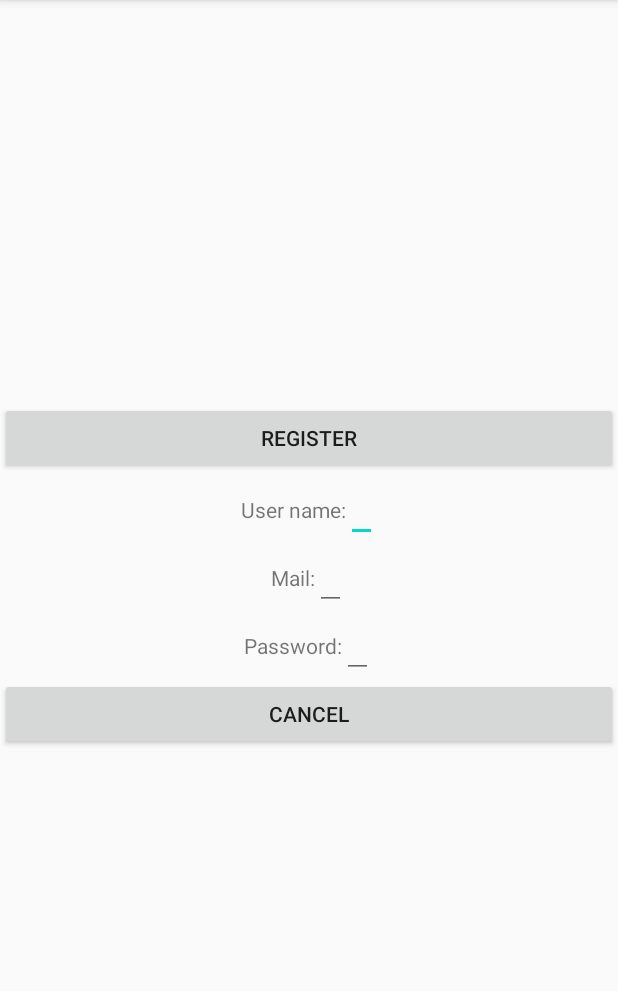
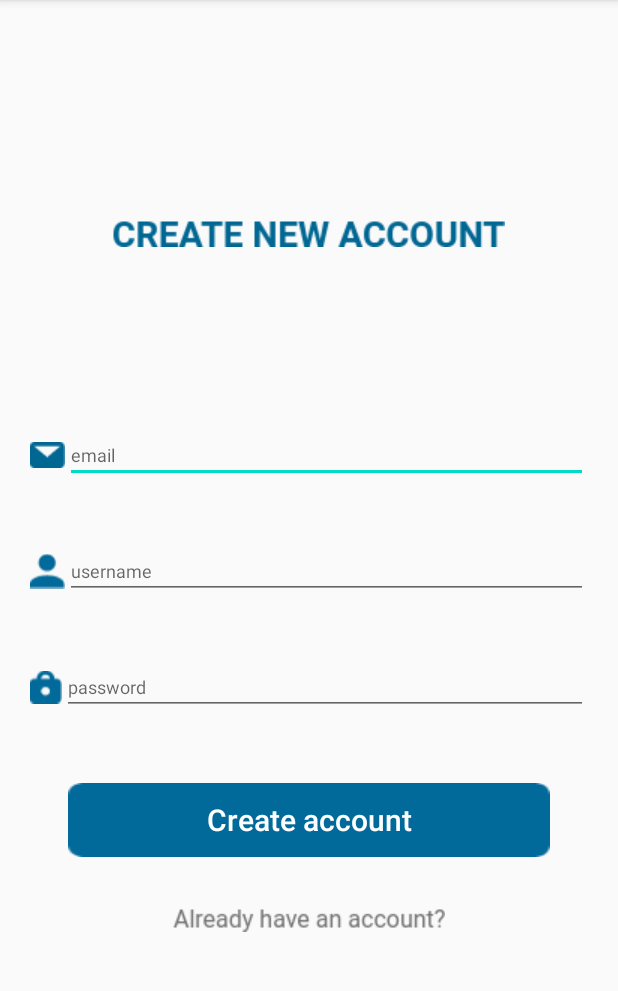
Before and after one commit to TitRadu/Trivia, an Android app: the RegisterActivity screen opened directly, with no data from a screen before it, on a phone screen of 412 x 824 dp, the part 84-1075 px from its top. Run offline under Robolectric (Android 15) with nearby library versions, the phone set to English and light mode, and no system bars; our stand-ins replace Firebase (no records; nobody signed in at launch, a user with empty details on screens opened directly).

Commit message:
design register_activity

```diff
--- a/app/src/main/java/com/example/triviaapp/RegisterActivity.java
+++ b/app/src/main/java/com/example/triviaapp/RegisterActivity.java
@@ -6,6 +6,7 @@ import androidx.appcompat.app.AppCompatActivity;
 import android.os.Bundle;
 import android.view.View;
 import android.widget.EditText;
+import android.widget.ImageView;
 import android.widget.Toast;
 
 import com.example.triviaapp.rank.Rank;
@@ -21,6 +22,7 @@ public class RegisterActivity extends AppCompatActivity {
     private FirebaseHelper firebaseHelper;
 
     private EditText userNameInput, emailInput, passwordInput;
+    private ImageView hasAnAccount;
 
 
     @Override
@@ -28,6 +30,7 @@ public class RegisterActivity extends AppCompatActivity {
         super.onCreate(savedInstanceState);
         setContentView(R.layout.activity_register);
         initializeViews();
+        listener();
 
     }
 
@@ -35,9 +38,14 @@ public class RegisterActivity extends AppCompatActivity {
         userNameInput = findViewById(R.id.userNameRegInput);
         emailInput = findViewById(R.id.emailRegInput);
         passwordInput = findViewById(R.id.passwordRegInput);
+        hasAnAccount = findViewById(R.id.im_already_have_an_account);
         firebaseAuth = FirebaseAuth.getInstance();
         firebaseHelper = FirebaseHelper.getInstance();
 
+    }
+
+    private void listener(){
+        hasAnAccount.setOnClickListener(v -> finishAndRemoveTask());
     }
 
     private boolean inputCheck(String userName, String email, String password){
--- a/app/src/main/res/layout/activity_register.xml
+++ b/app/src/main/res/layout/activity_register.xml
@@ -7,69 +7,92 @@
     android:gravity="center"
     android:orientation="vertical"
     tools:context=".RegisterActivity">
+    <ImageView
+        android:layout_width="262dp"
+        android:layout_height="wrap_content"
+        android:src="@drawable/ic_create_new_accout"
+        android:layout_marginBottom="100dp"/>
 
-    <Button
+    <LinearLayout
         android:layout_width="match_parent"
         android:layout_height="wrap_content"
-        android:text="Register"
-        android:onClick="createAccount"/>
-
-    <LinearLayout
-        android:layout_width="wrap_content"
-        android:layout_height="wrap_content"
+        android:layout_margin="20dp"
         android:orientation="horizontal">
-        <TextView
+        <ImageView
             android:layout_width="wrap_content"
-            android:layout_height="wrap_content"
-            android:text="User name:"
-            />
+            android:layout_height="match_parent"
+            android:src="@drawable/ic_email"/>
 
         <EditText
-            android:id="@+id/userNameRegInput"
-            android:layout_width="wrap_content"
-            android:layout_height="wrap_content" />
+            android:id="@+id/emailRegInput"
+            android:layout_width="match_parent"
+            android:layout_height="wrap_content"
+            android:hint="email"
+            android:textColor="#7A7A7A"
+            android:textSize="12sp" />
 
     </LinearLayout>
 
     <LinearLayout
-        android:layout_width="wrap_content"
+        android:layout_width="match_parent"
         android:layout_height="wrap_content"
+        android:layout_margin="20dp"
         android:orientation="horizontal">
-        <TextView
+        <ImageView
             android:layout_width="wrap_content"
-            android:layout_height="wrap_content"
-            android:text="Mail:" />
+            android:layout_height="match_parent"
+            android:src="@drawable/ic_username"/>
 
         <EditText
-            android:id="@+id/emailRegInput"
-            android:layout_width="wrap_content"
+            android:id="@+id/userNameRegInput"
+            android:layout_width="match_parent"
+            android:hint="username"
+            android:textSize="12sp"
+            android:textColor="#7A7A7A"
             android:layout_height="wrap_content"/>
 
     </LinearLayout>
-
     <LinearLayout
-        android:layout_width="wrap_content"
+        android:layout_width="match_parent"
         android:layout_height="wrap_content"
+        android:layout_margin="20dp"
         android:orientation="horizontal">
-        <TextView
+        <ImageView
             android:layout_width="wrap_content"
-            android:layout_height="wrap_content"
-            android:text="Password:"
-            />
+            android:layout_height="match_parent"
+            android:src="@drawable/ic_password"/>
 
         <EditText
             android:id="@+id/passwordRegInput"
-            android:layout_width="wrap_content"
+            android:layout_width="match_parent"
             android:layout_height="wrap_content"
+            android:hint="password"
+            android:textColor="#7A7A7A"
+            android:textSize="12sp"
             android:inputType="textPassword"/>
 
     </LinearLayout>
 
     <Button
-        android:id="@+id/cancelBtn"
         android:layout_width="match_parent"
         android:layout_height="wrap_content"
-        android:text="Cancel"
-        android:onClick="cancelRegisterActivity"/>
+        android:text="Create account"
+        android:background="@drawable/ic_button_register_backroung"
+        android:layout_marginTop="25dp"
+        android:layout_marginEnd="45dp"
+        android:layout_marginStart="45dp"
+        android:textAllCaps="false"
+        android:textColor="#FFFFFF"
+        android:textSize="20sp"
+        android:textAlignment="center"
+        android:onClick="createAccount"/>
+    <ImageView
+        android:id="@+id/im_already_have_an_account"
+        android:layout_width="wrap_content"
+        android:layout_height="wrap_content"
+        android:layout_marginTop="34dp"
+        android:src="@drawable/ic_already_have_an_account"/>
+
+
 
 </LinearLayout>
```
Also changed, not shown: app/src/main/res/drawable/ic_already_have_an_account.png (added), app/src/main/res/drawable/ic_create_new_accout.png (added), app/src/main/res/drawable/ic_email.png (added).
